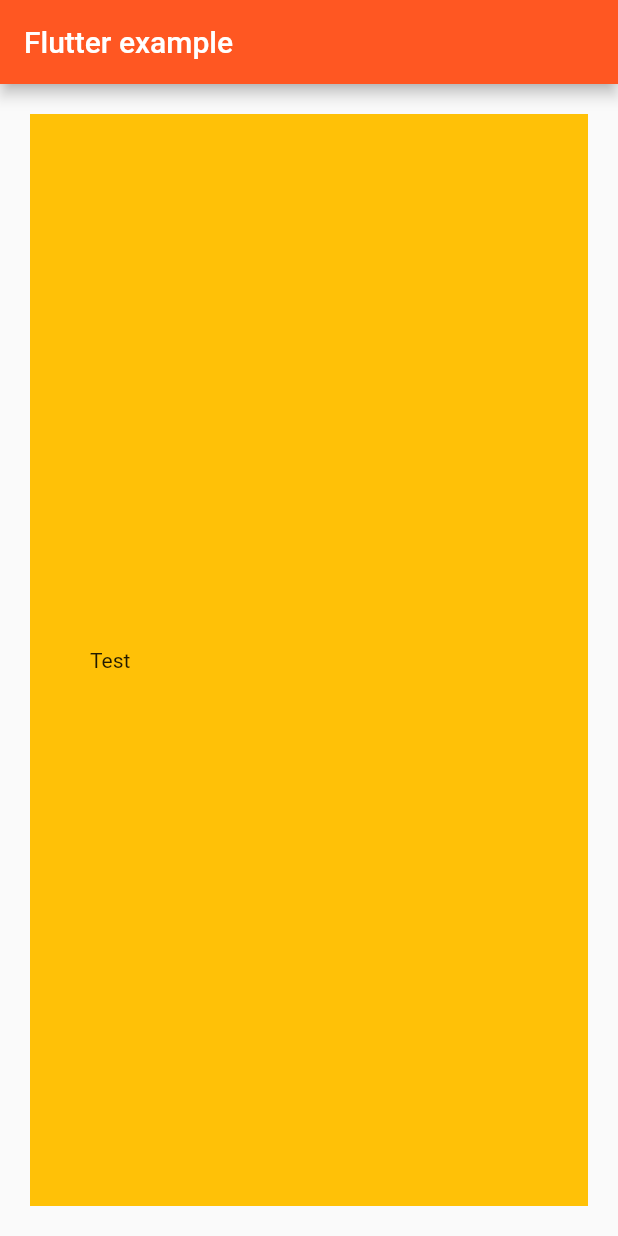
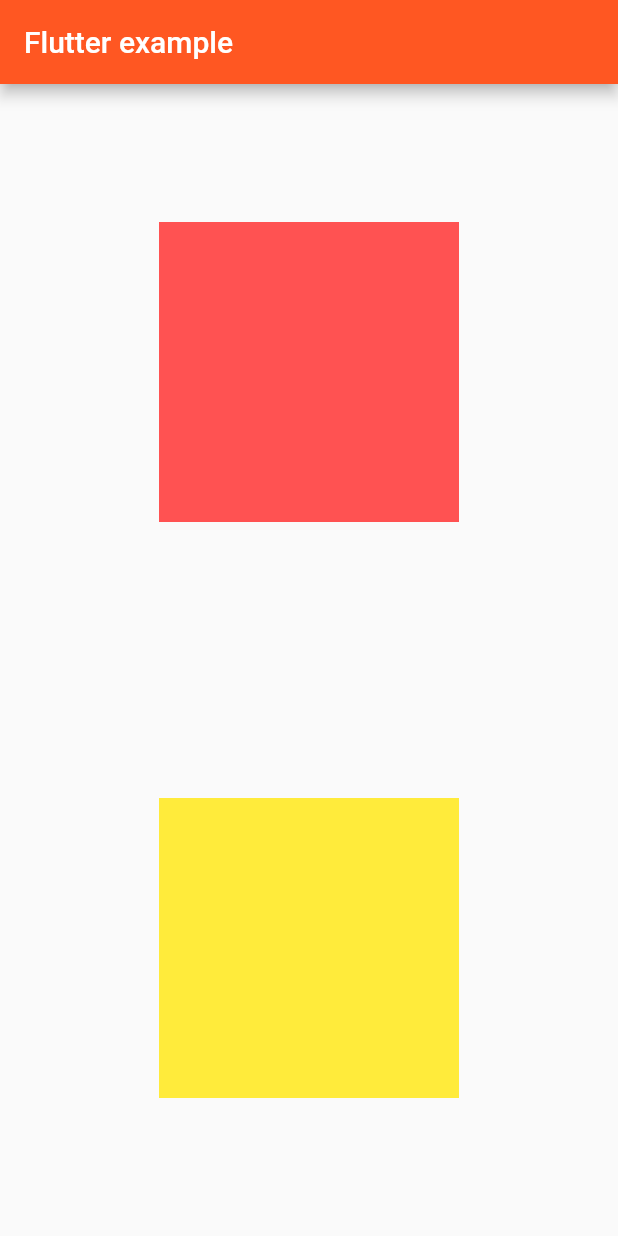
Before and after one commit to kimts2627/flutter-pratice, a Flutter app: the screen it shows after launch, on a phone screen of 412 x 824 dp. Run offline on Flutter 3.47's test engine with Material 2 defaults, Android fonts, the phone set to English and light mode, and no system bars.

Commit message:
Column Row Widget test
<Footer>

```diff
--- a/lib/main.dart
+++ b/lib/main.dart
@@ -26,14 +26,26 @@ class ContainerWidget extends StatelessWidget {
         title: Text('Flutter example')
       ),
       body: Container(
-        color: Colors.amber,
-        // width: 150,
-        // height: 300,
-        child: Text('Test'),
-        alignment: Alignment.centerLeft,
-        margin: EdgeInsets.all(20),
-        padding: EdgeInsets.all(40),
-      ),
+        height: MediaQuery.of(context).size.height,
+        width: MediaQuery.of(context).size.width,
+        child: Column(
+          mainAxisAlignment: MainAxisAlignment.spaceAround,
+          crossAxisAlignment: CrossAxisAlignment.center,
+          children: [
+            Container(color: Colors.redAccent, width: 200, height: 200,),
+            Container(color: Colors.yellow, width: 200, height: 200,),
+          ],
+        )
+      )
+      // body: Container(
+      //   color: Colors.amber,
+      //   // width: 150,
+      //   // height: 300,
+      //   child: Text('Test'),
+      //   alignment: Alignment.centerLeft,
+      //   margin: EdgeInsets.all(20),
+      //   padding: EdgeInsets.all(40),
+      // ),
 
     );
   }
```
